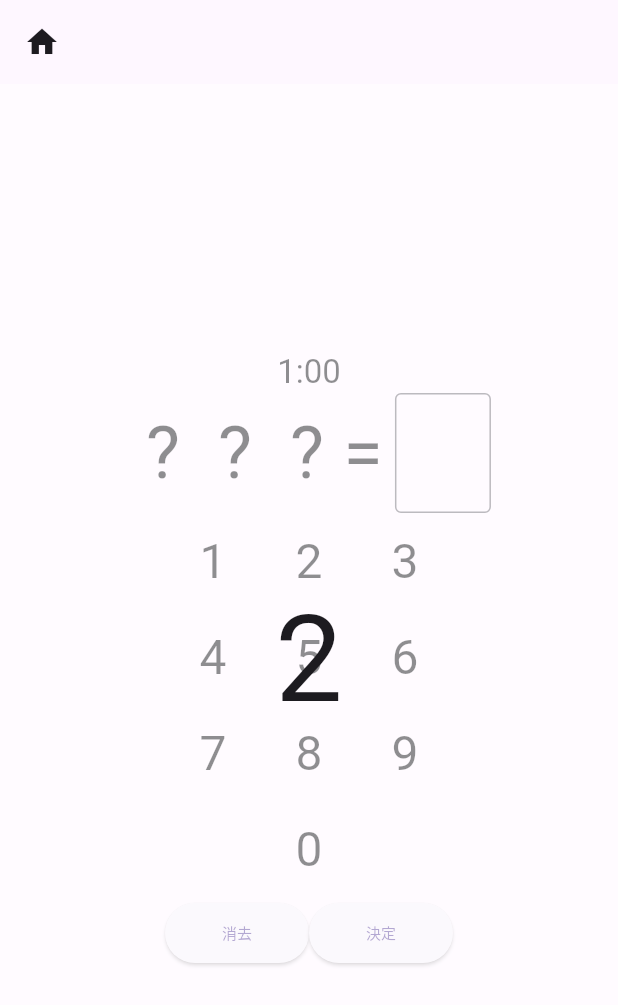
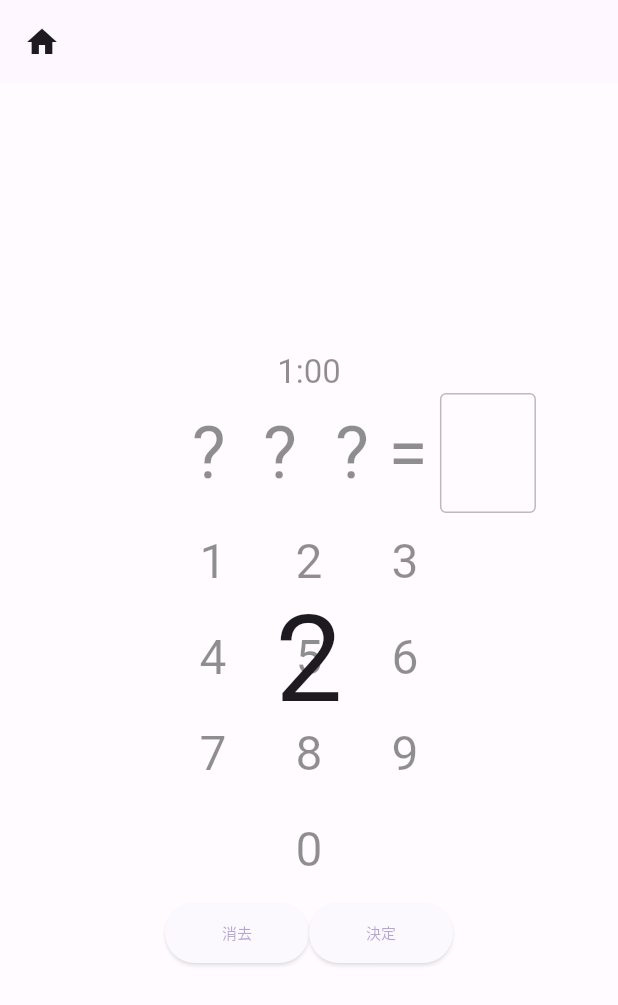
Before and after one commit to kenta-wakasa/cft, a Flutter app: the PersistenceAttentionPage screen opened by its route, after a tap on an icon or button, on a phone screen of 412 x 824 dp. Shown: the top 1005 px of the screen. Run offline on Flutter 3.47's test engine with Material 3 defaults, Android fonts, the phone set to English and light mode, and no system bars; our stand-ins replace cloud_firestore, firebase_auth, firebase_core, flutter_riverpod, freezed_annotation, gap and 4 more; missing offline and left inert: arrow_path, dart:html; accounts and stored records are empty; generated files the repository leaves out were written again.

Commit message:
割り算を調整

```diff
--- a/lib/persistence_attention/persistence_attention_page.dart
+++ b/lib/persistence_attention/persistence_attention_page.dart
@@ -246,14 +246,16 @@ class _PlayingWidgetState extends ConsumerState<PlayingWidget> {
               mainAxisAlignment: MainAxisAlignment.center,
               children: [
                 SizedBox(
-                  width: 48,
-                  child: Center(
+                  width: 96,
+                  child: Align(
+                    alignment: Alignment.centerRight,
                     child: Text(
                       !state.isPlaying ? '?' : '${currentProblem.a}',
                       style: numberTextStyle,
                     ),
                   ),
                 ),
+                const Gap(12),
                 SizedBox(
                   width: 48,
                   child: Center(
--- a/lib/persistence_attention/simple_arithmetic_problem.dart
+++ b/lib/persistence_attention/simple_arithmetic_problem.dart
@@ -26,6 +26,13 @@ class SimpleArithmeticProblem with _$SimpleArithmeticProblem {
   factory SimpleArithmeticProblem.generate(Operator randomOperator) {
     final a = random.nextInt(9) + 1;
     final b = random.nextInt(9) + 1;
+    if (randomOperator == Operator.division) {
+      return SimpleArithmeticProblem(
+        a: a * b,
+        b: b,
+        randomOperator: randomOperator,
+      );
+    }
 
     return SimpleArithmeticProblem(
       a: a,
```
